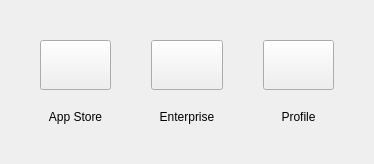
The window that FWAdminLib/CreateMobileFilesetDlg.ui (fw-dev/translations) describes before a commit, drawn with Qt 5.
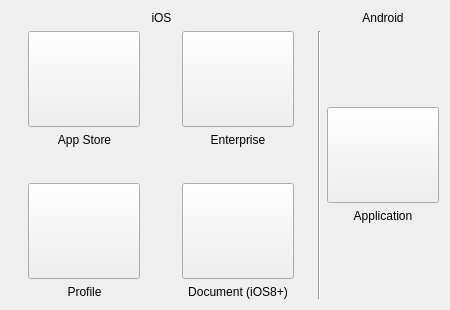
The same window after the commit. Icons and pictures are not drawn.

```diff
--- a/FWAdminLib/CreateMobileFilesetDlg.ui
+++ b/FWAdminLib/CreateMobileFilesetDlg.ui
@@ -6,12 +6,12 @@
    <rect>
     <x>0</x>
     <y>0</y>
-    <width>374</width>
-    <height>164</height>
+    <width>450</width>
+    <height>310</height>
    </rect>
   </property>
   <property name="sizePolicy">
-   <sizepolicy hsizetype="Fixed" vsizetype="Fixed">
+   <sizepolicy hsizetype="Preferred" vsizetype="Fixed">
     <horstretch>0</horstretch>
     <verstretch>0</verstretch>
    </sizepolicy>
@@ -25,33 +25,97 @@
   <property name="windowTitle">
    <string>Create New Fileset</string>
   </property>
+  <layout class="QGridLayout" name="gridLayout_3">
+   <item row="0" column="0">
+    <layout class="QGridLayout" name="gridLayout_2">
+     <item row="0" column="0">
+      <widget class="QLabel" name="label_2">
+       <property name="text">
+        <string>iOS</string>
+       </property>
+       <property name="alignment">
+        <set>Qt::AlignCenter</set>
+       </property>
+      </widget>
+     </item>
+     <item row="0" column="2">
+      <widget class="QLabel" name="label_3">
+       <property name="text">
+        <string>Android</string>
+       </property>
+       <property name="alignment">
+        <set>Qt::AlignCenter</set>
+       </property>
+      </widget>
+     </item>
+     <item row="1" column="0">
   <layout class="QGridLayout" name="gridLayout">
-   <property name="horizontalSpacing">
-    <number>40</number>
-   </property>
-   <property name="verticalSpacing">
-    <number>20</number>
-   </property>
-   <property name="margin">
-    <number>40</number>
-   </property>
-   <item row="1" column="1">
-    <widget class="QLabel" name="appStoreLabel">
+       <item row="3" column="1">
+        <layout class="QHBoxLayout" name="horizontalLayout_4">
+         <item>
+          <spacer name="horizontalSpacer_7">
+           <property name="orientation">
+            <enum>Qt::Horizontal</enum>
+           </property>
+           <property name="sizeHint" stdset="0">
+            <size>
+             <width>40</width>
+             <height>20</height>
+            </size>
+           </property>
+          </spacer>
+         </item>
+         <item>
+          <widget class="QPushButton" name="bookButton">
      <property name="sizePolicy">
-      <sizepolicy hsizetype="Preferred" vsizetype="Fixed">
+            <sizepolicy hsizetype="Fixed" vsizetype="Fixed">
        <horstretch>0</horstretch>
        <verstretch>0</verstretch>
       </sizepolicy>
      </property>
+           <property name="minimumSize">
+            <size>
+             <width>112</width>
+             <height>96</height>
+            </size>
+           </property>
+           <property name="focusPolicy">
+            <enum>Qt::NoFocus</enum>
+           </property>
+           <property name="toolTip">
+            <string>Create a profile fileset for iOS devices</string>
+           </property>
      <property name="text">
-      <string>App Store</string>
-     </property>
-     <property name="alignment">
-      <set>Qt::AlignHCenter|Qt::AlignTop</set>
+            <string/>
+           </property>
+           <property name="icon">
+            <iconset resource="../FileWaveGuiLib/GuiLib.qrc">
+             <normaloff>:/IDI_ICON_FILESET_DOCUMENT</normaloff>:/IDI_ICON_FILESET_DOCUMENT</iconset>
+           </property>
+           <property name="iconSize">
+            <size>
+             <width>32</width>
+             <height>32</height>
+            </size>
      </property>
     </widget>
    </item>
-   <item row="1" column="3">
+         <item>
+          <spacer name="horizontalSpacer_8">
+           <property name="orientation">
+            <enum>Qt::Horizontal</enum>
+           </property>
+           <property name="sizeHint" stdset="0">
+            <size>
+             <width>40</width>
+             <height>20</height>
+            </size>
+           </property>
+          </spacer>
+         </item>
+        </layout>
+       </item>
+       <item row="4" column="0">
     <widget class="QLabel" name="profileLabel">
      <property name="sizePolicy">
       <sizepolicy hsizetype="Preferred" vsizetype="Fixed">
@@ -67,14 +131,38 @@
      </property>
     </widget>
    </item>
-   <item row="0" column="3">
-    <widget class="QPushButton" name="profileButton">
+       <item row="0" column="0">
+        <layout class="QHBoxLayout" name="horizontalLayout">
+         <item>
+          <spacer name="horizontalSpacer">
+           <property name="orientation">
+            <enum>Qt::Horizontal</enum>
+           </property>
+           <property name="sizeHint" stdset="0">
+            <size>
+             <width>40</width>
+             <height>20</height>
+            </size>
+           </property>
+          </spacer>
+         </item>
+         <item>
+          <widget class="QPushButton" name="appStoreButton">
      <property name="sizePolicy">
-      <sizepolicy hsizetype="Minimum" vsizetype="Minimum">
+            <sizepolicy hsizetype="Fixed" vsizetype="Fixed">
        <horstretch>0</horstretch>
        <verstretch>0</verstretch>
       </sizepolicy>
      </property>
+           <property name="minimumSize">
+            <size>
+             <width>112</width>
+             <height>96</height>
+            </size>
+           </property>
+           <property name="focusPolicy">
+            <enum>Qt::NoFocus</enum>
+           </property>
      <property name="toolTip">
       <string>Create a profile fileset for iOS devices</string>
      </property>
@@ -93,14 +181,53 @@
      </property>
     </widget>
    </item>
-   <item row="0" column="2">
+         <item>
+          <spacer name="horizontalSpacer_2">
+           <property name="orientation">
+            <enum>Qt::Horizontal</enum>
+           </property>
+           <property name="sizeHint" stdset="0">
+            <size>
+             <width>40</width>
+             <height>20</height>
+            </size>
+           </property>
+          </spacer>
+         </item>
+        </layout>
+       </item>
+       <item row="0" column="1">
+        <layout class="QHBoxLayout" name="horizontalLayout_2">
+         <item>
+          <spacer name="horizontalSpacer_4">
+           <property name="orientation">
+            <enum>Qt::Horizontal</enum>
+           </property>
+           <property name="sizeHint" stdset="0">
+            <size>
+             <width>40</width>
+             <height>20</height>
+            </size>
+           </property>
+          </spacer>
+         </item>
+         <item>
     <widget class="QPushButton" name="enterpriseButton">
      <property name="sizePolicy">
-      <sizepolicy hsizetype="Minimum" vsizetype="Minimum">
+            <sizepolicy hsizetype="Minimum" vsizetype="Fixed">
        <horstretch>0</horstretch>
        <verstretch>0</verstretch>
       </sizepolicy>
      </property>
+           <property name="minimumSize">
+            <size>
+             <width>112</width>
+             <height>96</height>
+            </size>
+           </property>
+           <property name="focusPolicy">
+            <enum>Qt::NoFocus</enum>
+           </property>
      <property name="toolTip">
       <string>Create a fileset based on an Enterprise Application (.ipa file)</string>
      </property>
@@ -119,7 +246,38 @@
      </property>
     </widget>
    </item>
-   <item row="1" column="2">
+         <item>
+          <spacer name="horizontalSpacer_3">
+           <property name="orientation">
+            <enum>Qt::Horizontal</enum>
+           </property>
+           <property name="sizeHint" stdset="0">
+            <size>
+             <width>40</width>
+             <height>20</height>
+            </size>
+           </property>
+          </spacer>
+         </item>
+        </layout>
+       </item>
+       <item row="1" column="0">
+        <widget class="QLabel" name="appStoreLabel">
+         <property name="sizePolicy">
+          <sizepolicy hsizetype="Preferred" vsizetype="Fixed">
+           <horstretch>0</horstretch>
+           <verstretch>0</verstretch>
+          </sizepolicy>
+         </property>
+         <property name="text">
+          <string>App Store</string>
+         </property>
+         <property name="alignment">
+          <set>Qt::AlignHCenter|Qt::AlignTop</set>
+         </property>
+        </widget>
+       </item>
+       <item row="1" column="1">
     <widget class="QLabel" name="appStoreLabel_2">
      <property name="sizePolicy">
       <sizepolicy hsizetype="Preferred" vsizetype="Fixed">
@@ -135,14 +293,38 @@
      </property>
     </widget>
    </item>
-   <item row="0" column="1">
-    <widget class="QPushButton" name="appStoreButton">
+       <item row="3" column="0">
+        <layout class="QHBoxLayout" name="horizontalLayout_3">
+         <item>
+          <spacer name="horizontalSpacer_5">
+           <property name="orientation">
+            <enum>Qt::Horizontal</enum>
+           </property>
+           <property name="sizeHint" stdset="0">
+            <size>
+             <width>40</width>
+             <height>20</height>
+            </size>
+           </property>
+          </spacer>
+         </item>
+         <item>
+          <widget class="QPushButton" name="profileButton">
      <property name="sizePolicy">
-      <sizepolicy hsizetype="Minimum" vsizetype="Minimum">
+            <sizepolicy hsizetype="Fixed" vsizetype="Fixed">
        <horstretch>0</horstretch>
        <verstretch>0</verstretch>
       </sizepolicy>
      </property>
+           <property name="minimumSize">
+            <size>
+             <width>112</width>
+             <height>96</height>
+            </size>
+           </property>
+           <property name="focusPolicy">
+            <enum>Qt::NoFocus</enum>
+           </property>
      <property name="toolTip">
       <string>Create a fileset based on App Store application</string>
      </property>
@@ -160,6 +342,169 @@
       </size>
      </property>
     </widget>
+         </item>
+         <item>
+          <spacer name="horizontalSpacer_6">
+           <property name="orientation">
+            <enum>Qt::Horizontal</enum>
+           </property>
+           <property name="sizeHint" stdset="0">
+            <size>
+             <width>40</width>
+             <height>20</height>
+            </size>
+           </property>
+          </spacer>
+         </item>
+        </layout>
+       </item>
+       <item row="4" column="1">
+        <widget class="QLabel" name="profileLabel_2">
+         <property name="sizePolicy">
+          <sizepolicy hsizetype="Preferred" vsizetype="Fixed">
+           <horstretch>0</horstretch>
+           <verstretch>0</verstretch>
+          </sizepolicy>
+         </property>
+         <property name="text">
+          <string>Document (iOS8+)</string>
+         </property>
+         <property name="alignment">
+          <set>Qt::AlignHCenter|Qt::AlignTop</set>
+         </property>
+        </widget>
+       </item>
+       <item row="2" column="0">
+        <spacer name="verticalSpacer_3">
+         <property name="orientation">
+          <enum>Qt::Vertical</enum>
+         </property>
+         <property name="sizeType">
+          <enum>QSizePolicy::MinimumExpanding</enum>
+         </property>
+         <property name="sizeHint" stdset="0">
+          <size>
+           <width>20</width>
+           <height>3</height>
+          </size>
+         </property>
+        </spacer>
+       </item>
+      </layout>
+     </item>
+     <item row="1" column="1">
+      <widget class="Line" name="line">
+       <property name="orientation">
+        <enum>Qt::Vertical</enum>
+       </property>
+      </widget>
+     </item>
+     <item row="1" column="2">
+      <layout class="QVBoxLayout" name="verticalLayout">
+       <item>
+        <spacer name="verticalSpacer_2">
+         <property name="orientation">
+          <enum>Qt::Vertical</enum>
+         </property>
+         <property name="sizeHint" stdset="0">
+          <size>
+           <width>20</width>
+           <height>40</height>
+          </size>
+         </property>
+        </spacer>
+       </item>
+       <item>
+        <layout class="QHBoxLayout" name="horizontalLayout_5">
+         <item>
+          <spacer name="horizontalSpacer_9">
+           <property name="orientation">
+            <enum>Qt::Horizontal</enum>
+           </property>
+           <property name="sizeHint" stdset="0">
+            <size>
+             <width>40</width>
+             <height>20</height>
+            </size>
+           </property>
+          </spacer>
+         </item>
+         <item>
+          <widget class="QPushButton" name="androidPackageButton">
+           <property name="sizePolicy">
+            <sizepolicy hsizetype="Fixed" vsizetype="Fixed">
+             <horstretch>0</horstretch>
+             <verstretch>0</verstretch>
+            </sizepolicy>
+           </property>
+           <property name="minimumSize">
+            <size>
+             <width>112</width>
+             <height>96</height>
+            </size>
+           </property>
+           <property name="focusPolicy">
+            <enum>Qt::NoFocus</enum>
+           </property>
+           <property name="text">
+            <string/>
+           </property>
+           <property name="icon">
+            <iconset resource="../FileWaveGuiLib/GuiLib.qrc">
+             <normaloff>:/Android_APK_Fileset_64</normaloff>:/Android_APK_Fileset_64</iconset>
+           </property>
+           <property name="iconSize">
+            <size>
+             <width>32</width>
+             <height>32</height>
+            </size>
+           </property>
+          </widget>
+         </item>
+         <item>
+          <spacer name="horizontalSpacer_10">
+           <property name="orientation">
+            <enum>Qt::Horizontal</enum>
+           </property>
+           <property name="sizeHint" stdset="0">
+            <size>
+             <width>40</width>
+             <height>20</height>
+            </size>
+           </property>
+          </spacer>
+         </item>
+        </layout>
+       </item>
+       <item>
+        <widget class="QLabel" name="label">
+         <property name="text">
+          <string>Application</string>
+         </property>
+         <property name="alignment">
+          <set>Qt::AlignHCenter|Qt::AlignTop</set>
+         </property>
+         <property name="wordWrap">
+          <bool>false</bool>
+         </property>
+        </widget>
+       </item>
+       <item>
+        <spacer name="verticalSpacer">
+         <property name="orientation">
+          <enum>Qt::Vertical</enum>
+         </property>
+         <property name="sizeHint" stdset="0">
+          <size>
+           <width>20</width>
+           <height>40</height>
+          </size>
+         </property>
+        </spacer>
+       </item>
+      </layout>
+     </item>
+    </layout>
    </item>
   </layout>
  </widget>
```
Left out of the diff: 8 changed lines with no effect on the pictures. Lines whose indentation alone changed are shown as unchanged.
